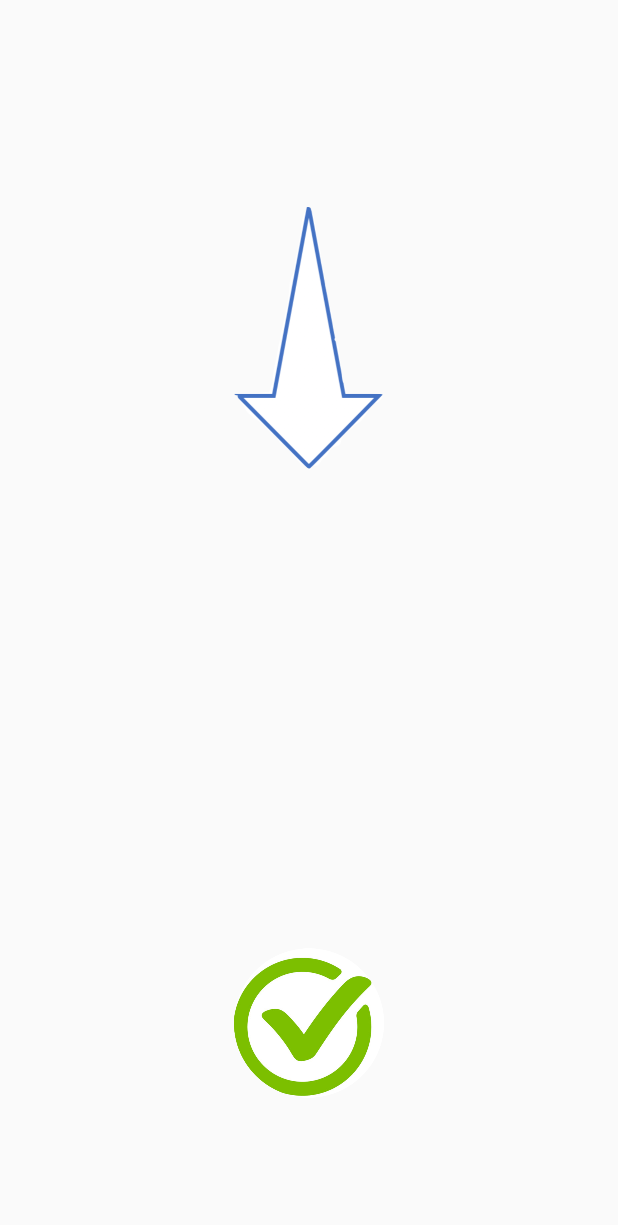
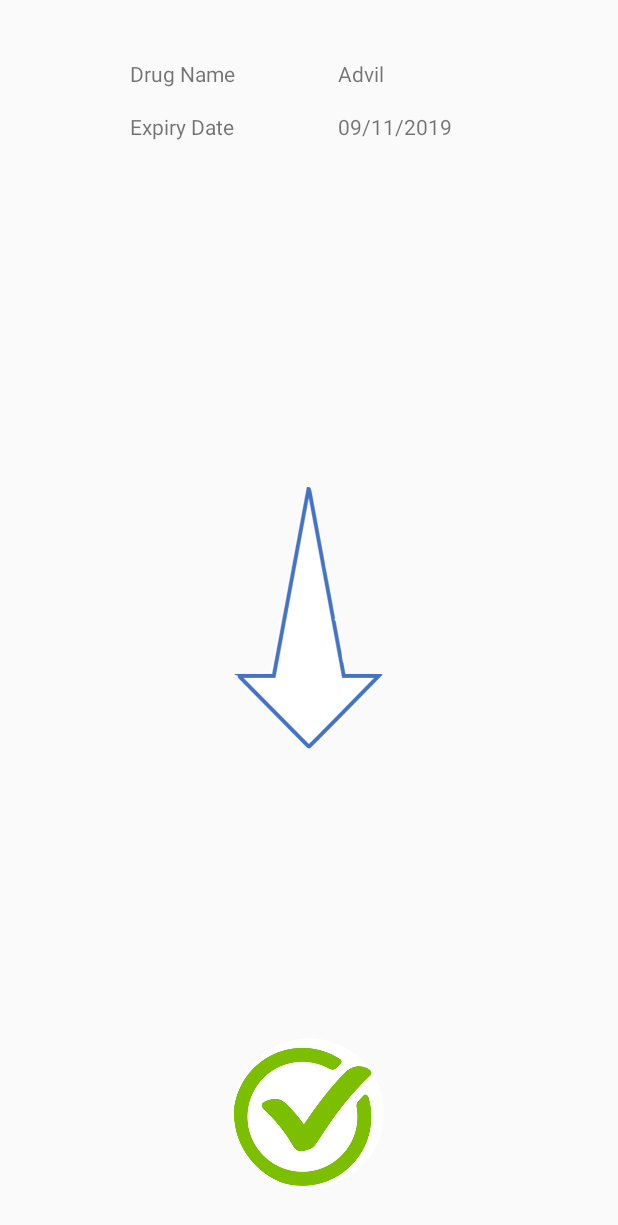
Before and after one commit to Nturibi/Hakika, an Android app: the DetailActivity screen opened directly, with no data from a screen before it, on a phone screen of 412 x 824 dp. Shown: the top 1225 px of the screen. Run offline under Robolectric (Android 15) with nearby library versions, the phone set to English and light mode, and no system bars; 1 statement that could not run was skipped.

Commit message:
Add MOre

```diff
--- a/Hakika/app/src/main/java/com/hakika/hakika/VerifyActivity.java
+++ b/Hakika/app/src/main/java/com/hakika/hakika/VerifyActivity.java
@@ -28,23 +28,18 @@ public class VerifyActivity extends AppCompatActivity {
             result = extras.getString(QrCodeScanner. EXTRA_MESSAGE);
             result = result.replace("http://", "");
         }
-        Toast.makeText( getApplicationContext(), result,
-                Toast.LENGTH_SHORT).show();
+//        Toast.makeText( getApplicationContext(), result,
+//                Toast.LENGTH_SHORT).show();
         // the varible result stores what was read from the qr code. make use of it to set the boolean!
 
         boolean isVerified = true;
+        System.out.println();
+        if (result.equals("beautiful")) isVerified = false;
         if (isVerified){
             verificationSuccessful();
         }else{
             verificationFailed();
         }
-        Button details = (Button) findViewById(R.id.btDetail);
-        details.setOnClickListener(new View.OnClickListener() {
-            @Override
-            public void onClick(View view) {
-                onClickDetails();
-            }
-        });
 
 
     }
@@ -54,12 +49,22 @@ public class VerifyActivity extends AppCompatActivity {
         img.setImageResource(R.drawable.verified);
         TextView success = (TextView) findViewById(R.id.tvVerify);
         success.setText("This drug was successfully verified.");
+        Button details = (Button) findViewById(R.id.btDetail);
+        details.setOnClickListener(new View.OnClickListener() {
+            @Override
+            public void onClick(View view) {
+                onClickDetails();
+            }
+        });
+
     }
     private void verificationFailed(){
         ImageView img = (ImageView)  findViewById(R.id.ivVerify);
         img.setImageResource(R.drawable.unverified);
         TextView failure = (TextView) findViewById(R.id.tvVerify);
         failure.setText("This drug is not verified.");
+        Toast.makeText( getApplicationContext(), "Verification failed",
+                Toast.LENGTH_SHORT).show();
     }
     private void onClickDetails(){
         Intent intent = new Intent(getApplicationContext(), MoreDetailsActivity.class);
--- a/Hakika/app/src/main/res/layout/activity_detail.xml
+++ b/Hakika/app/src/main/res/layout/activity_detail.xml
@@ -13,7 +13,7 @@
         android:layout_height="100dp"
         android:layout_alignParentBottom="true"
         android:layout_centerHorizontal="true"
-        android:layout_marginBottom="92dp"
+        android:layout_marginBottom="32dp"
         app:srcCompat="@drawable/verified" />
 
     <TextView
@@ -22,7 +22,7 @@
         android:layout_height="wrap_content"
         android:layout_alignParentTop="true"
         android:layout_centerHorizontal="true"
-        android:layout_marginTop="76dp"
+        android:layout_marginTop="158dp"
         android:text="From" />
 
     <TextView
@@ -39,9 +39,62 @@
         android:layout_width="100dp"
         android:layout_height="200dp"
         android:layout_alignStart="@+id/imageView2"
-        android:layout_below="@+id/tvFrom"
-        android:layout_marginTop="30dp"
-        android:layout_marginBottom="30dp"
+        android:layout_centerVertical="true"
         app:srcCompat="@drawable/arrow" />
 
+    <TextView
+        android:id="@+id/textView9"
+        android:layout_width="wrap_content"
+        android:layout_height="wrap_content"
+        android:layout_above="@+id/tvFrom"
+        android:layout_alignParentStart="true"
+        android:layout_marginStart="30dp"
+        android:text="TextView" />
+
+    <TextView
+        android:id="@+id/rgjn"
+        android:layout_width="wrap_content"
+        android:layout_height="wrap_content"
+        android:layout_alignEnd="@+id/dsjkkjv"
+        android:layout_below="@+id/textView11"
+        android:layout_marginTop="39dp"
+        android:text="Drug Name"
+        tools:text="Drug Name" />
+
+    <TextView
+        android:id="@+id/textView11"
+        android:layout_width="wrap_content"
+        android:layout_height="wrap_content"
+        android:layout_above="@+id/tvFrom"
+        android:layout_alignEnd="@+id/tvFrom"
+        android:text="TextView" />
+
+    <TextView
+        android:id="@+id/tvDrugName"
+        android:layout_width="wrap_content"
+        android:layout_height="wrap_content"
+        android:layout_alignBaseline="@+id/rgjn"
+        android:layout_alignBottom="@+id/rgjn"
+        android:layout_alignEnd="@+id/imageView5"
+        android:text="Advil"
+        tools:text="Advil" />
+
+    <TextView
+        android:id="@+id/dsjkkjv"
+        android:layout_width="wrap_content"
+        android:layout_height="wrap_content"
+        android:layout_below="@+id/rgjn"
+        android:layout_marginTop="16dp"
+        android:layout_toEndOf="@+id/textView9"
+        android:text="Expiry Date"
+        tools:text="Expiry Date" />
+
+    <TextView
+        android:id="@+id/tvDate"
+        android:layout_width="wrap_content"
+        android:layout_height="wrap_content"
+        android:layout_alignStart="@+id/tvDrugName"
+        android:layout_alignTop="@+id/dsjkkjv"
+        android:text="09/11/2019" />
+
 </RelativeLayout>
```
